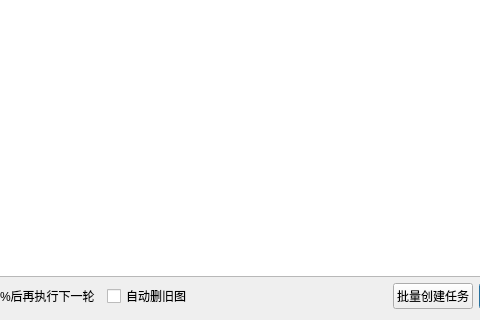
Qt form ui/PlotWidget.ui (penglecn/ChiaTools) before a commit; both pictures show x 477 to 957 and y 298 to 618 of the 1047 by 618 pixel window.
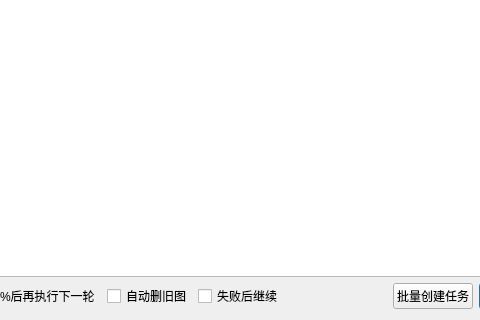
The same form after that commit.

Commit message: 任务失败后可以继续；支持硬盘挂载目录

What changed in the file:
```diff
--- a/ui/PlotWidget.ui
+++ b/ui/PlotWidget.ui
@@ -111,6 +111,13 @@
        </property>
       </widget>
      </item>
+     <item>
+      <widget class="QCheckBox" name="checkBoxContinueWhenFail">
+       <property name="text">
+        <string>失败后继续</string>
+       </property>
+      </widget>
+     </item>
      <item>
       <spacer name="horizontalSpacer_7">
        <property name="orientation">
```
The commit also changes 10 other files.
